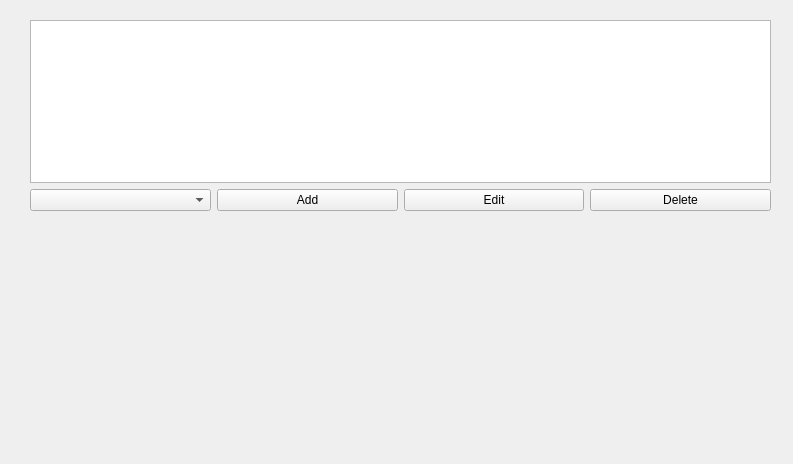
Before: the Qt Designer form Project-2-NFL/admin.ui in massivemembrain/Project-2-NFL, drawn with Qt 5.
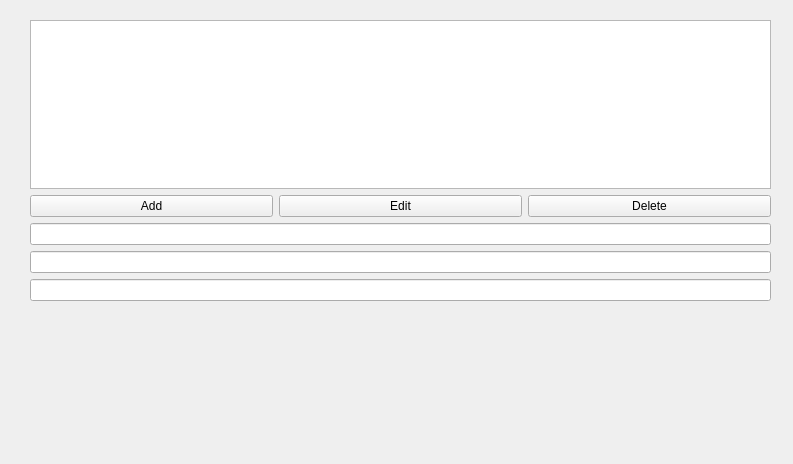
After: the same form once the commit is applied.

Commit message: Admin can add, edit, and delete souvenirs

The edit to the form file:
```diff
--- a/Project-2-NFL/admin.ui
+++ b/Project-2-NFL/admin.ui
@@ -19,7 +19,7 @@
      <x>30</x>
      <y>20</y>
      <width>741</width>
-     <height>191</height>
+     <height>281</height>
     </rect>
    </property>
    <layout class="QVBoxLayout" name="verticalLayout">
@@ -28,9 +28,6 @@
     </item>
     <item>
      <layout class="QHBoxLayout" name="horizontalLayout">
-      <item>
-       <widget class="QComboBox" name="comboBox"/>
-      </item>
       <item>
        <widget class="QPushButton" name="addButton">
         <property name="text">
@@ -54,6 +51,18 @@
       </item>
      </layout>
     </item>
+    <item>
+     <widget class="QLineEdit" name="teamLineEdit"/>
+    </item>
+    <item>
+     <widget class="QLineEdit" name="souvenirLineEdit"/>
+    </item>
+    <item>
+     <widget class="QLineEdit" name="priceLineEdit"/>
+    </item>
+    <item>
+     <layout class="QHBoxLayout" name="horizontalLayout_2"/>
+    </item>
    </layout>
   </widget>
  </widget>
```
Left out of the diff: 4 changed lines with no effect on the pictures. The commit also changes 18 other files.
